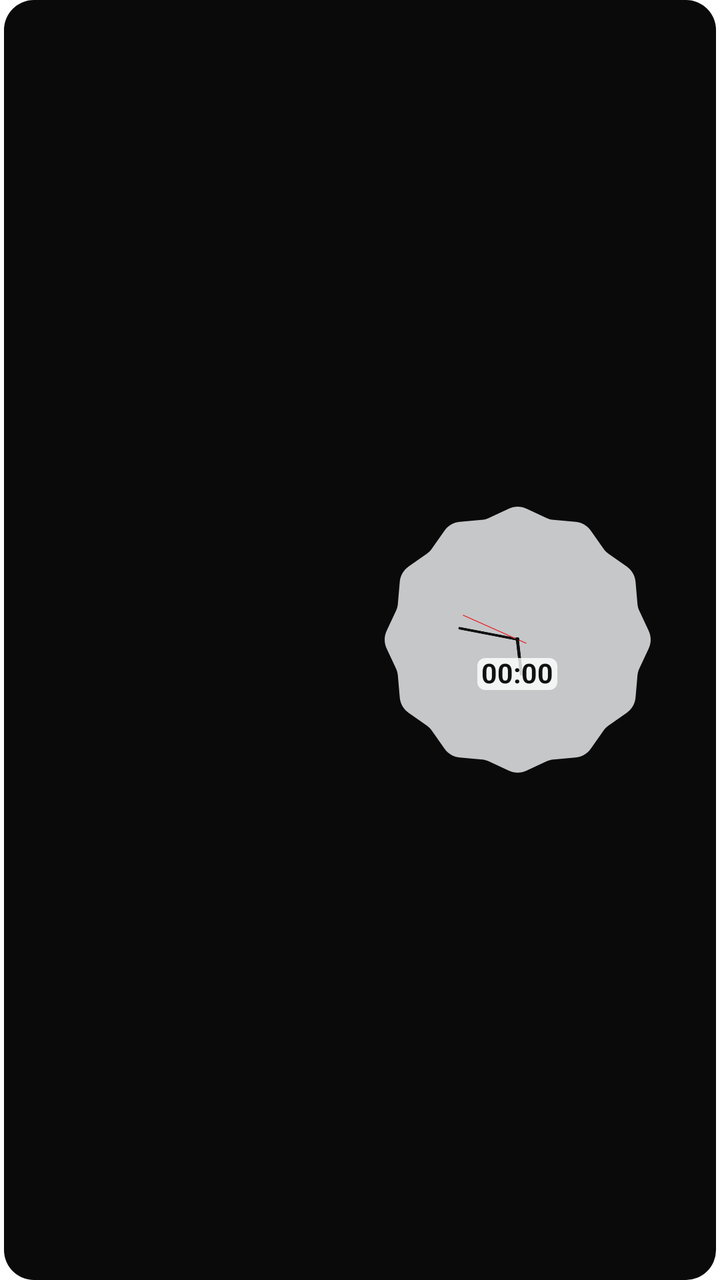
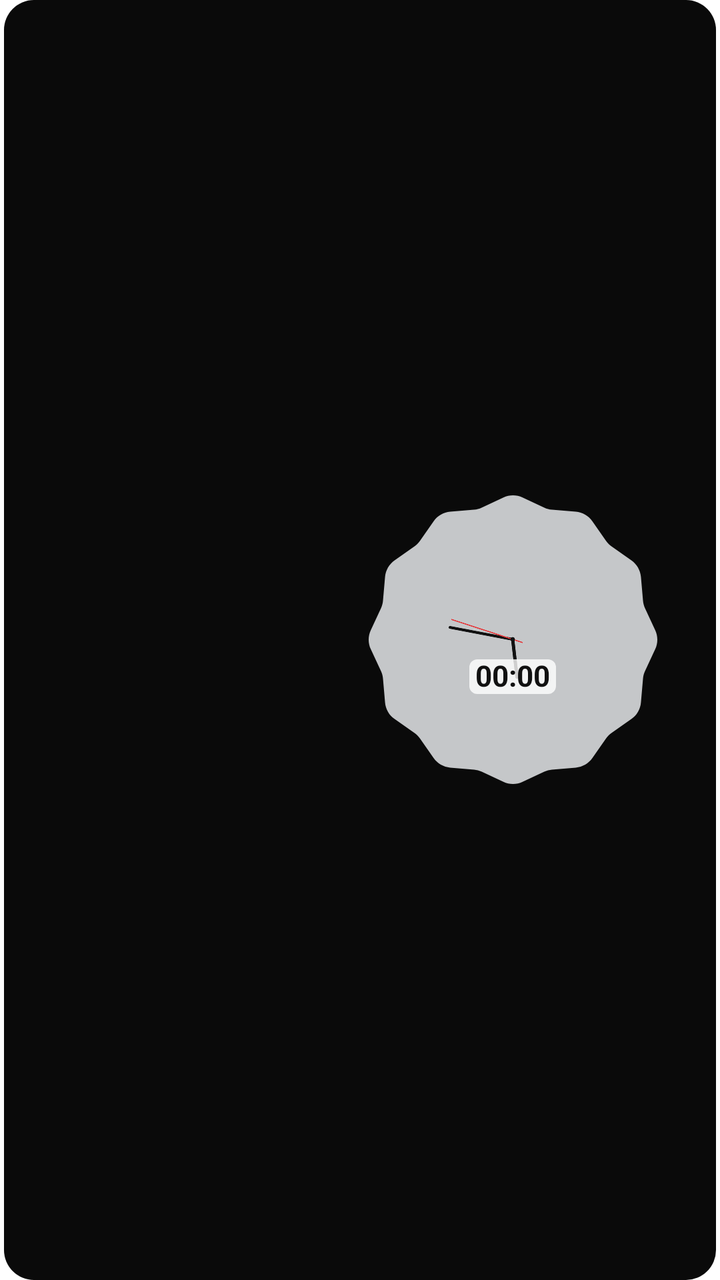

Two renders of the same Android screen: before a commit and after it. Below are the layout's source before the change and the commit's diff.
<!-- AndroidManifest.xml: fallback theme Theme.MaterialComponents.DayNight.NoActionBar -->
<!-- res/layout/widget_calendar_clock.xml -->
<?xml version="1.0" encoding="utf-8"?>
<LinearLayout xmlns:android="http://schemas.android.com/apk/res/android"
    android:id="@+id/root"
    android:layout_width="match_parent"
    android:layout_height="match_parent"
    android:background="@drawable/widget_bg"
    android:gravity="center_vertical"
    android:orientation="horizontal">

    <FrameLayout
        android:layout_width="0dp"
        android:layout_height="match_parent"
        android:layout_weight="46" />

    <ImageView
        android:id="@+id/calendar_image"
        android:layout_width="0dp"
        android:layout_height="match_parent"
        android:layout_weight="265"
        android:contentDescription="@string/widget_label"
        android:scaleType="fitCenter" />

    <FrameLayout
        android:layout_width="0dp"
        android:layout_height="match_parent"
        android:layout_weight="36" />

    
    <include
        layout="@layout/widget_clock_face"
        android:layout_width="0dp"
        android:layout_height="match_parent"
        android:layout_marginTop="9.5dp"
        android:layout_marginBottom="9.5dp"
        android:layout_weight="242" />

    <FrameLayout
        android:layout_width="0dp"
        android:layout_height="match_parent"
        android:layout_weight="59" />
</LinearLayout>
<!-- res/layout/widget_clock_face.xml (included above) -->
<?xml version="1.0" encoding="utf-8"?>
<RelativeLayout xmlns:android="http://schemas.android.com/apk/res/android"
    android:layout_width="match_parent"
    android:layout_height="match_parent">

    
    <AnalogClock
        android:id="@+id/analog_clock"
        android:layout_width="wrap_content"
        android:layout_height="wrap_content"
        android:layout_centerInParent="true"
        android:hand_hour="@drawable/hand_hour"
        android:hand_minute="@drawable/hand_minute"
        android:hand_second="@drawable/hand_second" />

    <LinearLayout
        android:id="@+id/digital_area"
        android:layout_width="match_parent"
        android:layout_height="match_parent"
        android:layout_alignLeft="@id/analog_clock"
        android:layout_alignTop="@id/analog_clock"
        android:layout_alignRight="@id/analog_clock"
        android:layout_alignBottom="@id/analog_clock"
        android:orientation="vertical">

        <FrameLayout
            android:layout_width="match_parent"
            android:layout_height="0dp"
            android:layout_weight="57" />

        <LinearLayout
            android:layout_width="match_parent"
            android:layout_height="0dp"
            android:layout_weight="12"
            android:orientation="horizontal">

            <FrameLayout
                android:layout_width="0dp"
                android:layout_height="match_parent"
                android:layout_weight="35" />

            
            <TextClock
                android:id="@+id/digital_clock"
                android:layout_width="0dp"
                android:layout_height="match_parent"
                android:layout_weight="30"
                android:autoSizeMaxTextSize="40sp"
                android:autoSizeMinTextSize="4sp"
                android:autoSizeStepGranularity="0.5sp"
                android:autoSizeTextType="uniform"
                android:background="@drawable/digital_plate"
                android:fontFeatureSettings="tnum"
                android:format12Hour="HH:mm"
                android:format24Hour="HH:mm"
                android:gravity="center"
                android:includeFontPadding="false"
                android:maxLines="1"
                android:padding="0dp"
                android:textColor="#111111"
                android:textStyle="bold" />

            <FrameLayout
                android:layout_width="0dp"
                android:layout_height="match_parent"
                android:layout_weight="35" />
        </LinearLayout>

        <FrameLayout
            android:layout_width="match_parent"
            android:layout_height="0dp"
            android:layout_weight="2" />

        <LinearLayout
            android:layout_width="match_parent"
            android:layout_height="0dp"
            android:layout_weight="8"
            android:orientation="horizontal">

            <FrameLayout
                android:layout_width="0dp"
                android:layout_height="match_parent"
                android:layout_weight="46" />

            
            <ImageView
                android:id="@+id/alarm_icon"
                android:layout_width="0dp"
                android:layout_height="match_parent"
                android:layout_weight="8"
                android:contentDescription="@null"
                android:scaleType="fitCenter"
                android:src="@drawable/ic_alarm_bell"
                android:visibility="gone" />

            <FrameLayout
                android:layout_width="0dp"
                android:layout_height="match_parent"
                android:layout_weight="46" />
        </LinearLayout>

        <FrameLayout
            android:layout_width="match_parent"
            android:layout_height="0dp"
            android:layout_weight="21" />
    </LinearLayout>
</RelativeLayout>
<!-- resources referenced by this layout -->
<resources>
  <!-- drawable digital_plate (drawable) -->
  <?xml version="1.0" encoding="utf-8"?>
  <shape xmlns:android="http://schemas.android.com/apk/res/android"
      android:shape="rectangle">
      <solid android:color="#CCFFFFFF" />
      <corners android:radius="4dp" />
  </shape>
  <!-- drawable hand_hour (drawable) -->
  <?xml version="1.0" encoding="utf-8"?>
  <vector xmlns:android="http://schemas.android.com/apk/res/android"
      android:width="200dp"
      android:height="200dp"
      android:viewportWidth="200"
      android:viewportHeight="200">
      <path
          android:pathData="M100,100 L100,50"
          android:strokeColor="#111111"
          android:strokeLineCap="round"
          android:strokeWidth="4.4" />
  </vector>
  <!-- drawable hand_minute (drawable) -->
  <?xml version="1.0" encoding="utf-8"?>
  <vector xmlns:android="http://schemas.android.com/apk/res/android"
      android:width="200dp"
      android:height="200dp"
      android:viewportWidth="200"
      android:viewportHeight="200">
      <path
          android:pathData="M100,100 L100,16"
          android:strokeColor="#111111"
          android:strokeLineCap="round"
          android:strokeWidth="3.6" />
  </vector>
  <!-- drawable hand_second (drawable) -->
  <?xml version="1.0" encoding="utf-8"?>
  <vector xmlns:android="http://schemas.android.com/apk/res/android"
      android:width="200dp"
      android:height="200dp"
      android:viewportWidth="200"
      android:viewportHeight="200">
      <path
          android:pathData="M100,114 L100,15"
          android:strokeColor="#E5383B"
          android:strokeWidth="1.4" />
      <path
          android:fillColor="#111111"
          android:pathData="M97,100 a3,3 0 1,0 6,0 a3,3 0 1,0 -6,0 z" />
  </vector>
  <!-- drawable ic_alarm_bell (drawable) -->
  <?xml version="1.0" encoding="utf-8"?>
  <vector xmlns:android="http://schemas.android.com/apk/res/android"
      android:width="24dp"
      android:height="24dp"
      android:viewportWidth="24"
      android:viewportHeight="24">
      <path
          android:fillColor="#666666"
          android:pathData="M12,22c1.1,0 2,-0.9 2,-2h-4c0,1.1 0.89,2 2,2zM18,16v-5c0,-3.07 -1.64,-5.64 -4.5,-6.32V4c0,-0.83 -0.67,-1.5 -1.5,-1.5s-1.5,0.67 -1.5,1.5v0.68C7.63,5.36 6,7.92 6,11v5l-2,2v1h16v-1l-2,-2z" />
  </vector>
  <!-- drawable widget_bg (drawable) -->
  <?xml version="1.0" encoding="utf-8"?>
  <inset xmlns:android="http://schemas.android.com/apk/res/android"
      android:insetLeft="2dp"
      android:insetRight="2dp">
      <shape android:shape="rectangle">
          <solid android:color="#0A0A0A" />
          <corners android:radius="15dp" />
      </shape>
  </inset>
  <string name="widget_label">時計とカレンダー</string>
</resources>

<!-- the commit's change to res/layout/widget_calendar_clock.xml (unified diff, before → after) -->
@@ -10,7 +10,7 @@
     <FrameLayout
         android:layout_width="0dp"
         android:layout_height="match_parent"
-        android:layout_weight="46" />
+        android:layout_weight="36" />
 
     <ImageView
         android:id="@+id/calendar_image"
@@ -23,21 +23,21 @@
     <FrameLayout
         android:layout_width="0dp"
         android:layout_height="match_parent"
-        android:layout_weight="36" />
+        android:layout_weight="32" />
 
     
     <include
         layout="@layout/widget_clock_face"
         android:layout_width="0dp"
         android:layout_height="match_parent"
-        android:layout_marginTop="9.5dp"
-        android:layout_marginBottom="9.5dp"
-        android:layout_weight="242" />
+        android:layout_marginTop="5.5dp"
+        android:layout_marginBottom="5.5dp"
+        android:layout_weight="262" />
 
     <FrameLayout
         android:layout_width="0dp"
         android:layout_height="match_parent"
-        android:layout_weight="59" />
+        android:layout_weight="53" />
 </LinearLayout>
 <!-- res/layout/widget_clock_face.xml (included above) -->
 <?xml version="1.0" encoding="utf-8"?>
